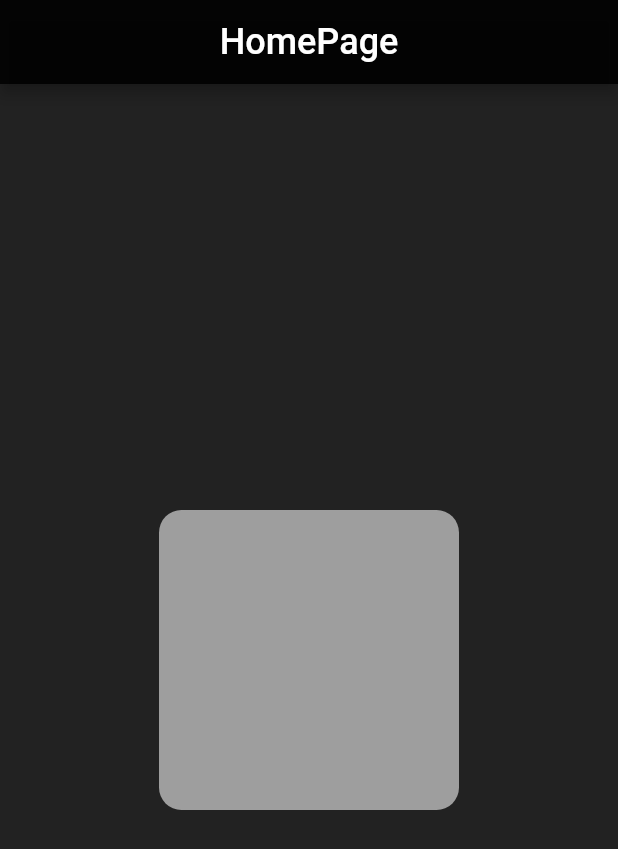
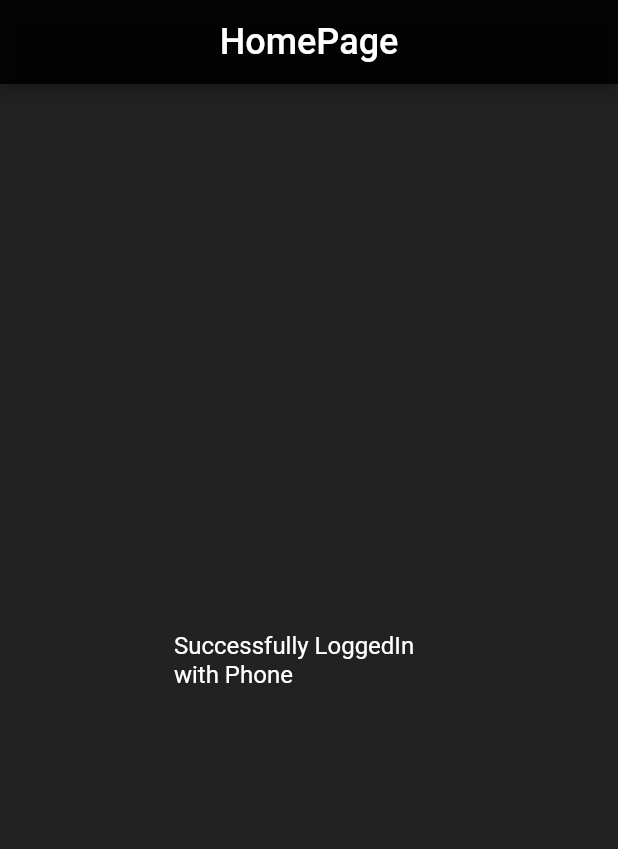
Before and after one commit to vaibhavC1302/Phone_authentication, a Flutter app: the HomePage screen opened directly, on a phone screen of 412 x 824 dp. Shown: the top 849 px of the screen. Run offline on Flutter 3.47's test engine with Material 2 defaults, Android fonts, the phone set to English and light mode, and no system bars; our stand-ins replace firebase_auth, firebase_core, flutter_secure_storage, otp_text_field; accounts and stored records are empty.

Commit message:
Update HomePage.dart

```diff
--- a/lib/HomePage.dart
+++ b/lib/HomePage.dart
@@ -28,10 +28,10 @@ class _HomePageState extends State<HomePage> {
           height: 200,
           width: 200,
           decoration: BoxDecoration(
-              color: Colors.grey, borderRadius: BorderRadius.circular(15)),
+              color: Colors.transparent, borderRadius: BorderRadius.circular(15)),
           child: const Center(
             child: Text("Successfully LoggedIn with Phone",
-                style: TextStyle(fontSize: 16, color: Colors.transparent)),
+                style: TextStyle(fontSize: 16, color: Colors.white)),
           ),
         ),
       ),
```
